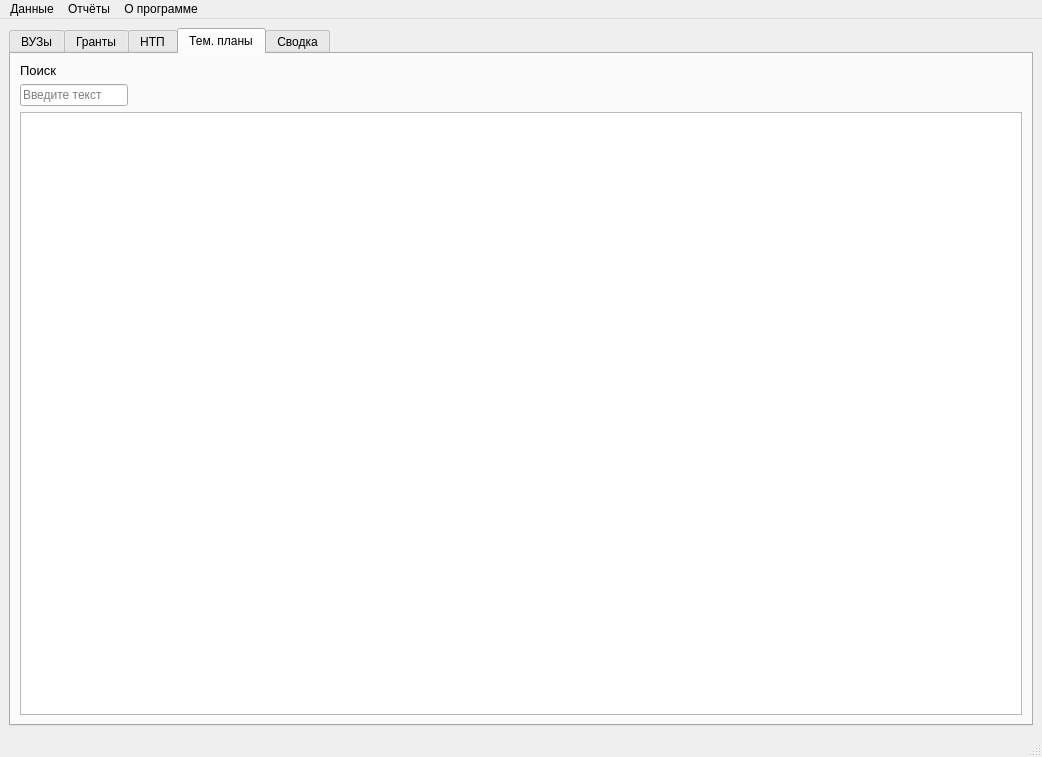
This is ui/qt/mainWindow.ui in EngoyanSY/subd as Qt 5 draws it before an edit. The edited form follows.
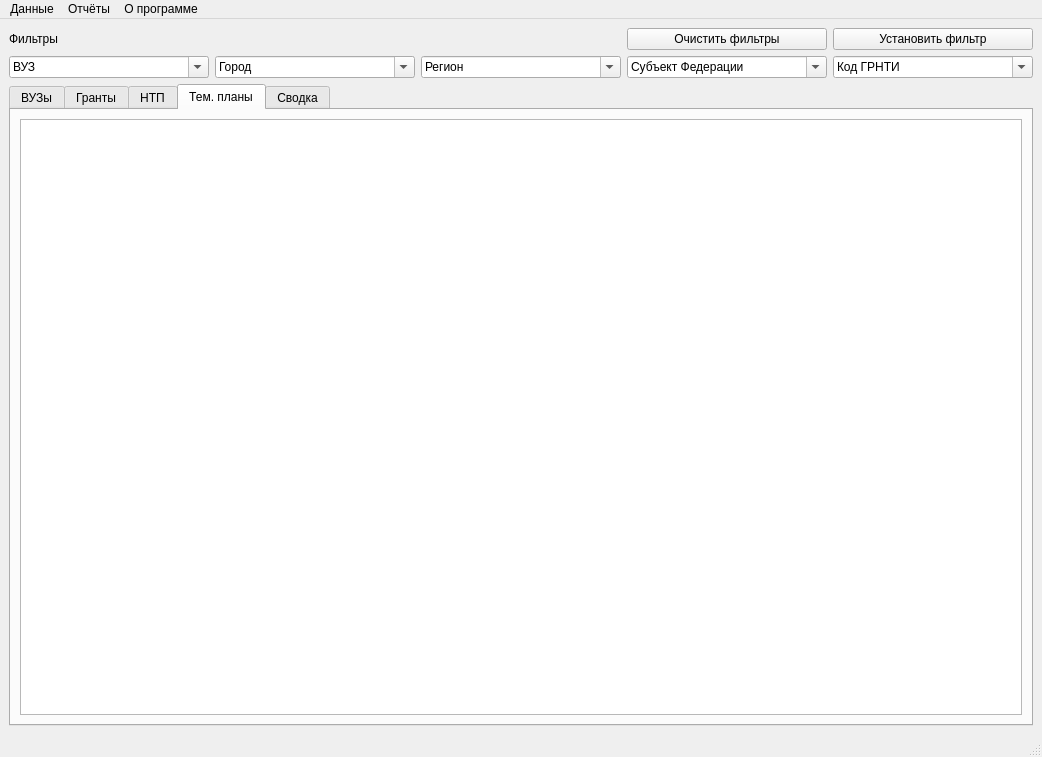
This is the edited form. The open tabs and pages were chosen to show the change.

Commit message: feat: add filters

```diff
--- a/ui/qt/mainWindow.ui
+++ b/ui/qt/mainWindow.ui
@@ -18,7 +18,79 @@
   </property>
   <widget class="QWidget" name="centralwidget">
    <layout class="QGridLayout" name="gridLayout">
+    <item row="1" column="4">
+     <widget class="QComboBox" name="grnti_code">
+      <property name="editable">
+       <bool>true</bool>
+      </property>
+      <property name="currentText">
+       <string>Код ГРНТИ</string>
+      </property>
+      <property name="placeholderText">
+       <string>Код ГРНТИ</string>
+      </property>
+     </widget>
+    </item>
     <item row="0" column="0">
+     <widget class="QLabel" name="label">
+      <property name="text">
+       <string>Фильтры</string>
+      </property>
+     </widget>
+    </item>
+    <item row="1" column="1">
+     <widget class="QComboBox" name="city">
+      <property name="editable">
+       <bool>true</bool>
+      </property>
+      <property name="currentText">
+       <string>Город</string>
+      </property>
+      <property name="placeholderText">
+       <string>Город</string>
+      </property>
+     </widget>
+    </item>
+    <item row="1" column="0">
+     <widget class="QComboBox" name="vuz">
+      <property name="editable">
+       <bool>true</bool>
+      </property>
+      <property name="currentText">
+       <string>ВУЗ</string>
+      </property>
+      <property name="placeholderText">
+       <string>ВУЗ</string>
+      </property>
+     </widget>
+    </item>
+    <item row="1" column="2">
+     <widget class="QComboBox" name="obl">
+      <property name="editable">
+       <bool>true</bool>
+      </property>
+      <property name="currentText">
+       <string>Регион</string>
+      </property>
+      <property name="placeholderText">
+       <string>Субъект Федерации</string>
+      </property>
+     </widget>
+    </item>
+    <item row="1" column="3">
+     <widget class="QComboBox" name="subject">
+      <property name="editable">
+       <bool>true</bool>
+      </property>
+      <property name="currentText">
+       <string>Субъект Федерации</string>
+      </property>
+      <property name="placeholderText">
+       <string>Регион</string>
+      </property>
+     </widget>
+    </item>
+    <item row="5" column="0" colspan="5">
      <widget class="QTabWidget" name="tabWidget">
       <property name="enabled">
        <bool>true</bool>
@@ -185,46 +257,9 @@
         <string>Тем. планы</string>
        </attribute>
        <layout class="QGridLayout" name="gridLayout_5">
-        <item row="0" column="0">
-         <widget class="QLabel" name="label">
-          <property name="font">
-           <font>
-            <pointsize>10</pointsize>
-           </font>
-          </property>
-          <property name="text">
-           <string>Поиск </string>
-          </property>
-         </widget>
-        </item>
-        <item row="3" column="0" colspan="2">
+        <item row="4" column="0" colspan="2">
          <widget class="QTableView" name="tableView_4"/>
         </item>
-        <item row="1" column="0" colspan="2">
-         <widget class="QLineEdit" name="lineEdit">
-          <property name="sizePolicy">
-           <sizepolicy hsizetype="Fixed" vsizetype="Fixed">
-            <horstretch>0</horstretch>
-            <verstretch>0</verstretch>
-           </sizepolicy>
-          </property>
-          <property name="minimumSize">
-           <size>
-            <width>0</width>
-            <height>0</height>
-           </size>
-          </property>
-          <property name="autoFillBackground">
-           <bool>false</bool>
-          </property>
-          <property name="text">
-           <string/>
-          </property>
-          <property name="placeholderText">
-           <string>Введите текст</string>
-          </property>
-         </widget>
-        </item>
        </layout>
       </widget>
       <widget class="QWidget" name="tab_5">
@@ -264,6 +299,20 @@
       </widget>
      </widget>
     </item>
+    <item row="0" column="4">
+     <widget class="QPushButton" name="set_filter">
+      <property name="text">
+       <string>Установить фильтр</string>
+      </property>
+     </widget>
+    </item>
+    <item row="0" column="3">
+     <widget class="QPushButton" name="clear_filter">
+      <property name="text">
+       <string>Очистить фильтры</string>
+      </property>
+     </widget>
+    </item>
    </layout>
   </widget>
   <widget class="QStatusBar" name="statusbar"/>
```
Left out of the diff: 122 changed lines with no effect on the pictures. The commit also changes 4 other files.
